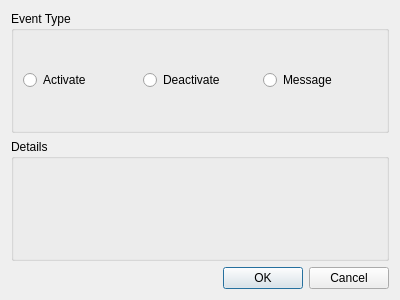
First picture: the form in ICP/eventdialog.ui, repository Inozitol/ICP2, before the edit.
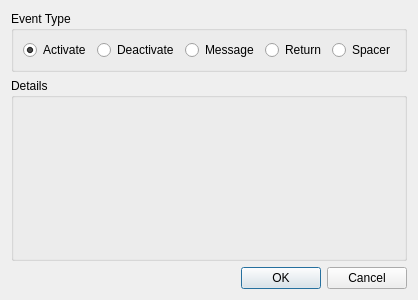
Second picture: the form after the edit.

What changed in the file:
```diff
--- a/ICP/eventdialog.ui
+++ b/ICP/eventdialog.ui
@@ -6,7 +6,7 @@
    <rect>
     <x>0</x>
     <y>0</y>
-    <width>400</width>
+    <width>405</width>
     <height>300</height>
    </rect>
   </property>
@@ -25,6 +25,9 @@
         <property name="text">
          <string>Activate</string>
         </property>
+        <property name="checked">
+         <bool>true</bool>
+        </property>
        </widget>
       </item>
       <item>
@@ -41,6 +44,20 @@
         </property>
        </widget>
       </item>
+      <item>
+       <widget class="QRadioButton" name="radioReturn">
+        <property name="text">
+         <string>Return</string>
+        </property>
+       </widget>
+      </item>
+      <item>
+       <widget class="QRadioButton" name="radioNop">
+        <property name="text">
+         <string>Spacer</string>
+        </property>
+       </widget>
+      </item>
      </layout>
     </widget>
    </item>
@@ -49,6 +66,30 @@
      <property name="title">
       <string>Details</string>
      </property>
+     <layout class="QHBoxLayout" name="horizontalLayout_2">
+      <property name="spacing">
+       <number>6</number>
+      </property>
+      <property name="leftMargin">
+       <number>0</number>
+      </property>
+      <property name="topMargin">
+       <number>0</number>
+      </property>
+      <property name="rightMargin">
+       <number>0</number>
+      </property>
+      <property name="bottomMargin">
+       <number>0</number>
+      </property>
+      <item>
+       <widget class="QStackedWidget" name="stackedWidget">
+        <widget class="QWidget" name="Page1">
+         <layout class="QVBoxLayout" name="layout"/>
+        </widget>
+       </widget>
+      </item>
+     </layout>
     </widget>
    </item>
    <item>
```
Left out of the diff: 18 changed lines with no effect on the pictures.
